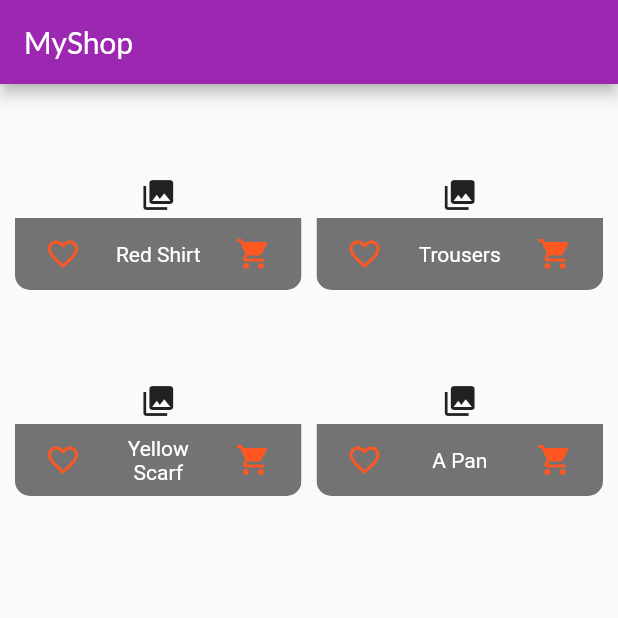
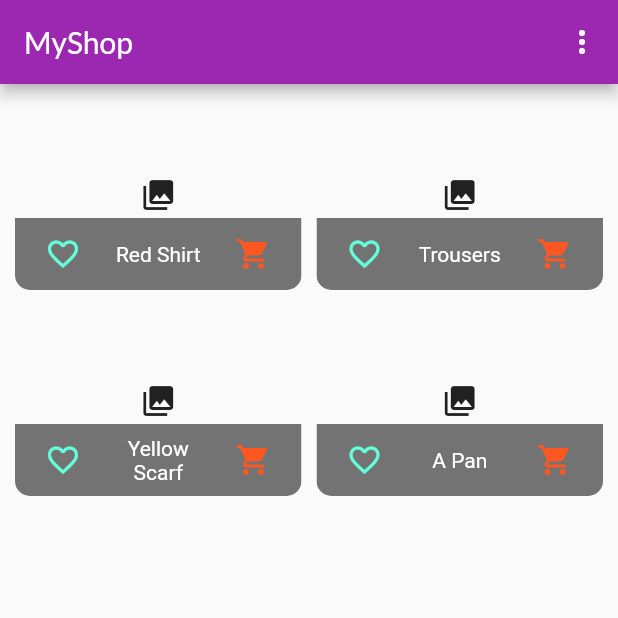
Before and after one commit to MykhailoYarushevskyi/my_shop, a Flutter app: the screen it shows after launch, on a phone screen of 412 x 824 dp, the top half of it. Run offline on Flutter 3.47's test engine with Material 2 defaults, Android fonts, the phone set to English and light mode, and no system bars.

Commit message:
product_item.dart:   added a 'Consumer' listener for 'local state' Product.isFavorites producs_grit.dart:   changed ChangeNotifierProvider() to ChangeNotifierProvider.value() products_overview_screen.dart:   added listener for Products   added app-wide state logic for managing 'favorites' products:   added logic for managing list of Product for show 'Favorites' or 'All' products

```diff
--- a/lib/providers/products.dart
+++ b/lib/providers/products.dart
@@ -37,7 +37,12 @@ class Products with ChangeNotifier {
           'https://upload.wikimedia.org/wikipedia/commons/thumb/1/14/Cast-Iron-Pan.jpg/1024px-Cast-Iron-Pan.jpg',
     ),
   ];
+  bool _showFavoritesOnly = false;
+
   List<Product> get items {
+    if (_showFavoritesOnly) {
+      return _items.where((product) => product.isFavorite == true).toList();
+    }
     return [..._items];
   }
 
@@ -49,4 +54,14 @@ class Products with ChangeNotifier {
     // _items.add(value);
     notifyListeners();
   }
+
+  void showFavoritesOnly() {
+    _showFavoritesOnly = true;
+    notifyListeners();
+  }
+
+  void showAll() {
+    _showFavoritesOnly = false;
+    notifyListeners();
+  }
 }
--- a/lib/screens/products_overview_screen.dart
+++ b/lib/screens/products_overview_screen.dart
@@ -1,14 +1,41 @@
+import 'package:flutter/cupertino.dart';
 import 'package:flutter/material.dart';
+import 'package:provider/provider.dart';
+import '../widgets/products_grid.dart';
+import '../providers/products.dart';
 
-import '../widgets/products_grid.dart';
+enum FilterOptions { Favorits, All }
 
 class ProductsOverviewScreen extends StatelessWidget {
-
   @override
   Widget build(BuildContext context) {
+    final productsContainer = Provider.of<Products>(context, listen: false);
+    print('## ProductsOverviewScreen.build()');
     return Scaffold(
       appBar: AppBar(
         title: Text('MyShop'),
+        actions: <Widget>[
+          PopupMenuButton(
+            onSelected: (FilterOptions selectedValue) {
+              if (selectedValue == FilterOptions.All)
+                productsContainer.showAll();
+              else
+                productsContainer.showFavoritesOnly();
+            },
+            // initialValue: FilterOptions.All,
+            itemBuilder: (_) => [
+              PopupMenuItem(
+                child: Text('Show Only Favorites'),
+                value: FilterOptions.Favorits,
+              ),
+              PopupMenuItem(
+                child: Text('Show all'),
+                value: FilterOptions.All,
+              ),
+            ],
+            icon: Icon(Icons.more_vert),
+          ),
+        ],
       ),
       body: ProductsGrid(),
     );
--- a/lib/widgets/product_item.dart
+++ b/lib/widgets/product_item.dart
@@ -6,7 +6,8 @@ import '../providers/product.dart';
 class ProductItem extends StatelessWidget {
   @override
   Widget build(BuildContext context) {
-    final product = Provider.of<Product>(context);
+    final product = Provider.of<Product>(context, listen: false);
+    print('## product rebuilds');
     return ClipRRect(
       borderRadius: BorderRadius.circular(10),
       child: GridTile(
@@ -34,12 +35,13 @@ class ProductItem extends StatelessWidget {
         ),
         footer: GridTileBar(
           backgroundColor: Colors.black54,
-          leading: IconButton(
-            icon: Icon(product.isFavorite ?
-              Icons.favorite : Icons.favorite_border,
-            ),
-            onPressed: () => {product.toggleFavoriteStatus()},
-            color: Theme.of(context).accentColor
+          leading: Consumer<Product>(
+            builder: (context, product, child) => IconButton(
+                icon: Icon(
+                  product.isFavorite ? Icons.favorite : Icons.favorite_border,
+                ),
+                onPressed: () => {product.toggleFavoriteStatus()},
+                color: Theme.of(context).accentColor),
           ),
           title: Text(
             product.title,
--- a/lib/widgets/products_grid.dart
+++ b/lib/widgets/products_grid.dart
@@ -14,6 +14,7 @@ class ProductsGrid extends StatelessWidget {
     // final productsData = Provider.of<Products>(context);
     final productsData = context.watch<Products>();
     final products = productsData.items;
+    print('## ProductsGrid.build()');
     return GridView.builder(
       padding: EdgeInsets.all(10.0),
       // itemBuilder: (context, index) => ChangeNotifierProvider(
```
